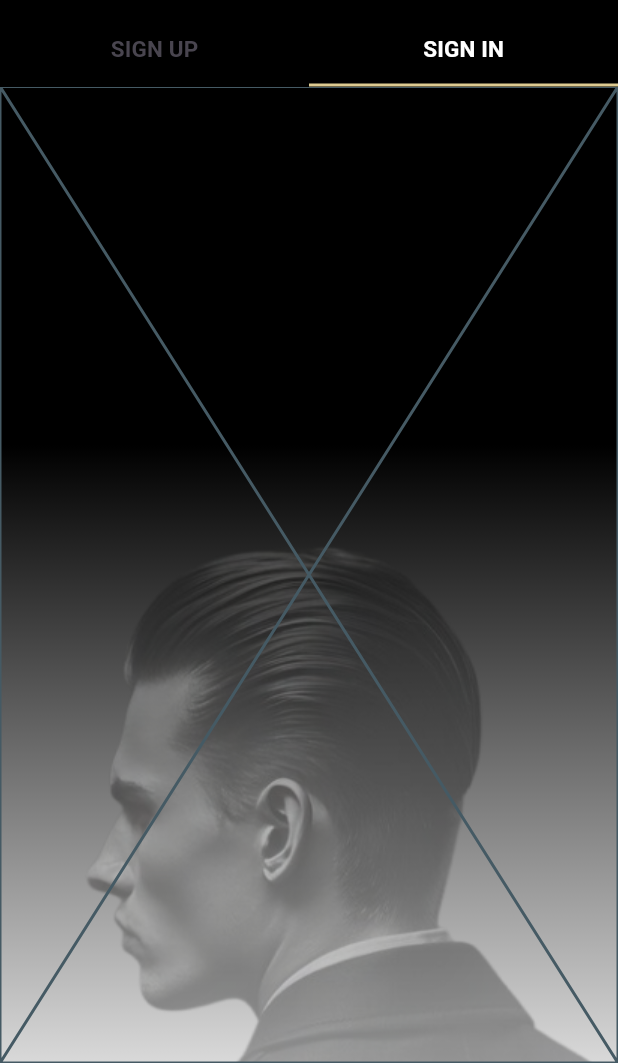
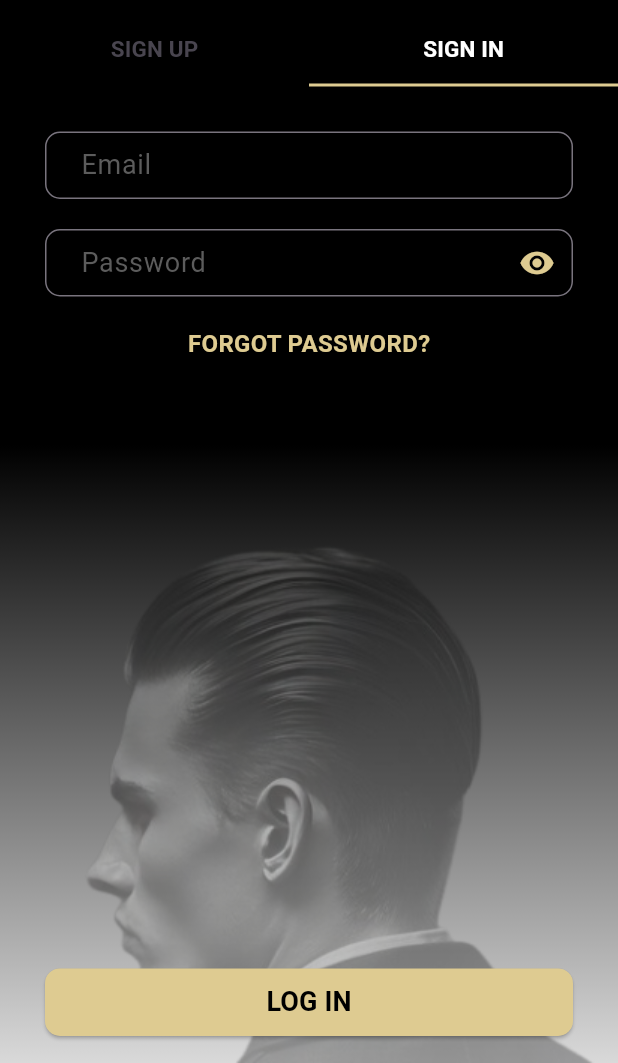
Before and after one commit to TuongPhamCT/HairVibe, a Flutter app: the screen it shows after launch, tab 2 chosen, on a phone screen of 412 x 824 dp, the part 173-1236 px from its top. Run offline on Flutter 3.47's test engine with Material 3 defaults, Android fonts, the phone set to English and light mode, and no system bars; our stand-ins replace cloud_firestore, firebase_core, google_fonts; missing offline and left inert: firebase_ui_auth; accounts and stored records are empty.

Commit message:
Sign In Tab

```diff
--- a/lib/views/sign_in_tab.dart
+++ b/lib/views/sign_in_tab.dart
@@ -1,4 +1,8 @@
 import 'package:flutter/material.dart';
+import 'package:hairvibe/Theme/palette.dart';
+import 'package:hairvibe/Theme/text_decor.dart';
+import 'package:hairvibe/widgets/custom_button.dart';
+import 'package:hairvibe/widgets/sign_up_form.dart';
 
 class SignInTab extends StatefulWidget {
   const SignInTab({super.key});
@@ -8,8 +12,56 @@ class SignInTab extends StatefulWidget {
 }
 
 class _SignInTabState extends State<SignInTab> {
+  TextEditingController emailController = TextEditingController();
+  TextEditingController passwordController = TextEditingController();
+
   @override
   Widget build(BuildContext context) {
-    return const Placeholder();
+    Size size = MediaQuery.of(context).size;
+    return SingleChildScrollView(
+      child: Container(
+        height: size.height * 0.77,
+        child: Column(
+          children: [
+            const SizedBox(
+              height: 20,
+            ),
+            SignUpForm(
+              textController: emailController,
+              lableText: 'Email',
+              obscureText: false,
+              keyboardType: TextInputType.text,
+              errorText: null,
+            ),
+            SignUpForm(
+              textController: passwordController,
+              lableText: 'Password',
+              obscureText: true,
+              keyboardType: TextInputType.text,
+              errorText: null,
+            ),
+            Container(
+              margin: const EdgeInsets.only(top: 10),
+              alignment: Alignment.center,
+              child: InkWell(
+                onTap: () {},
+                child: Text(
+                  'FORGOT PASSWORD?',
+                  style: TextDecor.buttonText.copyWith(
+                    color: Palette.primary,
+                    fontSize: 16,
+                  ),
+                ),
+              ),
+            ),
+            Expanded(child: Container()),
+            CustomButton(
+              onPressed: () {},
+              text: 'LOG IN',
+            ),
+          ],
+        ),
+      ),
+    );
   }
 }
--- a/lib/views/sign_up_tab.dart
+++ b/lib/views/sign_up_tab.dart
@@ -65,7 +65,7 @@ class _SignUpTabState extends State<SignUpTab> {
             Expanded(child: Container()),
             CustomButton(
               onPressed: () {},
-              text: 'Sign Up',
+              text: 'SIGN UP',
             ),
           ],
         ),
--- a/lib/widgets/custom_button.dart
+++ b/lib/widgets/custom_button.dart
@@ -1,6 +1,4 @@
-import 'package:flutter/foundation.dart';
 import 'package:flutter/material.dart';
-import 'package:flutter/widgets.dart';
 import 'package:hairvibe/Theme/palette.dart';
 import 'package:hairvibe/Theme/text_decor.dart';
 
@@ -16,21 +14,22 @@ class CustomButton extends StatefulWidget {
 class _CustomButtonState extends State<CustomButton> {
   @override
   Widget build(BuildContext context) {
-    return InkWell(
-      onTap: widget.onPressed,
-      child: Container(
-        margin: const EdgeInsets.symmetric(horizontal: 30, vertical: 10),
-        height: 45,
-        decoration: BoxDecoration(
-          color: Palette.primary,
-          borderRadius: BorderRadius.circular(10),
+    return ElevatedButton(
+      onPressed: widget.onPressed,
+      style: ButtonStyle(
+        fixedSize: MaterialStateProperty.all<Size>(
+          Size(MediaQuery.of(context).size.width - 60, 45),
         ),
-        child: Center(
-          child: Text(
-            widget.text,
-            style: TextDecor.buttonText,
+        backgroundColor: MaterialStateProperty.all<Color>(Palette.primary),
+        shape: MaterialStateProperty.all<RoundedRectangleBorder>(
+          RoundedRectangleBorder(
+            borderRadius: BorderRadius.circular(10),
           ),
         ),
+      ),
+      child: Text(
+        widget.text,
+        style: TextDecor.buttonText,
       ),
     );
   }
```
